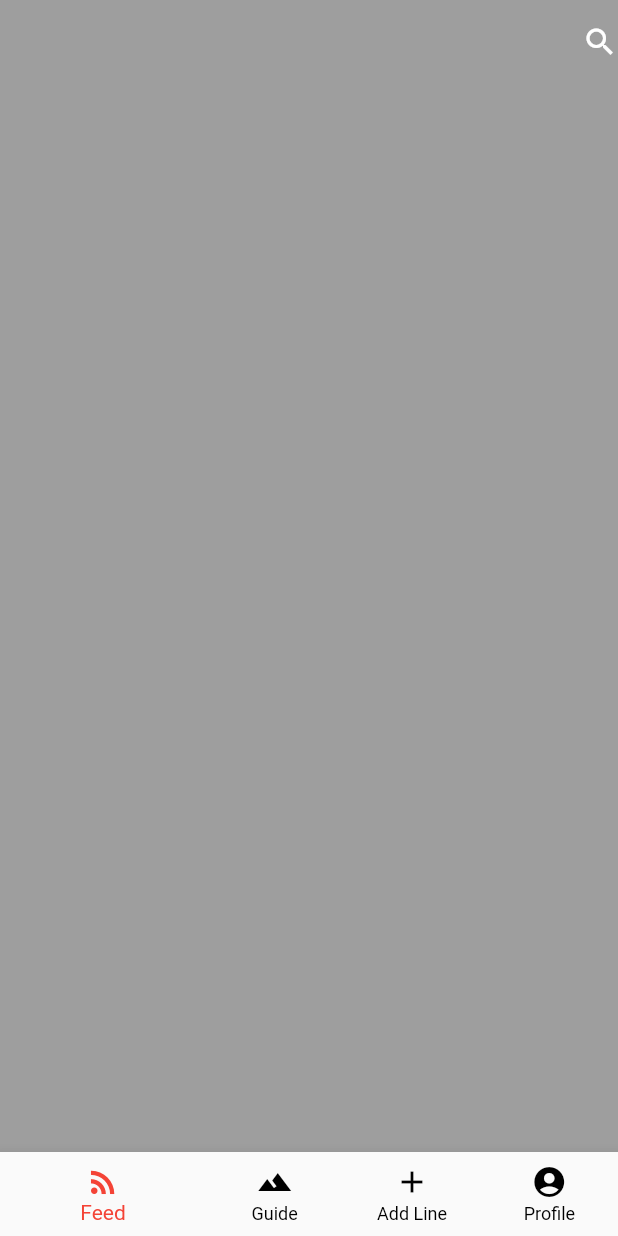
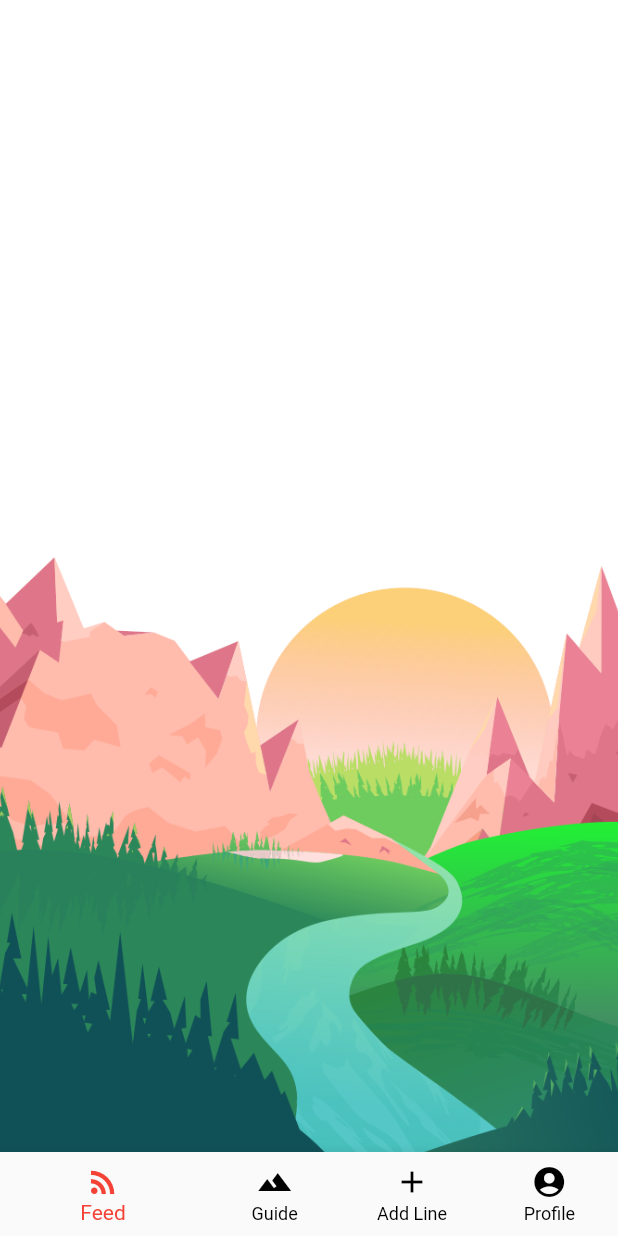
Before and after one commit to Levy787/slacker_app, a Flutter app: the GuideSelectScreen screen opened directly with empty values, on a phone screen of 412 x 824 dp. Run offline on Flutter 3.47's test engine with Material 2 defaults, Android fonts, the phone set to English and light mode, and no system bars; our stand-ins replace animated_text_kit, flutter_spinkit, rive, sqflite; accounts and stored records are empty; project files that could hold a hidden picture were left out.

Commit message:
Commit background Image

```diff
--- a/lib/classes/guide_select_helper.dart
+++ b/lib/classes/guide_select_helper.dart
@@ -4,32 +4,21 @@ import 'package:slacker/widgets/state_page.dart';
 class GuideSelectHelper {
   List<Widget> createStatePages(
       Map<String, Map<String, Map<String, List<String>>>> jsonData) {
-    //{State}, {Region}, {Area}, [Guides]
-    //"Tasmania":{
-    //  "North East":{
-    //    "Ben Lomond":[
-    //      "Flews Flutes",
-    //      "Jacob’s Ladder"
-    //    ],
-    //  },
-    //},
-    //"Victoria": {....
-    Map<String, Map<String, Map<String, List<String>>>> _jsonData = jsonData;
     List<Widget> _pageViewChildren = [];
-    int _numberOfStates = _jsonData.keys.length;
-    int _stateCounter = 1;
+    int _numberOfStates = jsonData.keys.length;
+    int i = 1;
 
-    _jsonData.forEach(
+    jsonData.forEach(
       (state, value) {
         _pageViewChildren.add(
           StatePage(
             stateName: state,
             stateData: value,
             pageCount: _numberOfStates,
-            pageNumber: _stateCounter,
+            pageNumber: i,
           ),
         );
-        _stateCounter++;
+        i++;
       },
     );
     return _pageViewChildren;
--- a/lib/screens/guide_select_screen.dart
+++ b/lib/screens/guide_select_screen.dart
@@ -16,14 +16,15 @@ class GuideSelectScreen extends StatefulWidget {
 
 class _GuideSelectScreen extends State<GuideSelectScreen> {
   @override
-  void initState() {
-    super.initState();
-    //widget.guideSelectHelper.createStatePages(widget.statesJSON);
-  }
-
-  @override
   Widget build(BuildContext context) {
-    return Scaffold(
+    return Stack(children: [
+      Image.asset(
+        'assets/images/landscape.png',
+        height: MediaQuery.of(context).size.height,
+        width: MediaQuery.of(context).size.width,
+        fit: BoxFit.cover,
+      ),
+      Scaffold(
         appBar: AppBar(
           automaticallyImplyLeading: false,
           centerTitle: true,
@@ -31,7 +32,7 @@ class _GuideSelectScreen extends State<GuideSelectScreen> {
           elevation: 0,
           actions: [Icon(Icons.search_sharp)],
         ),
-      backgroundColor: Colors.grey,
+        backgroundColor: Colors.transparent,
         body: SafeArea(
           child: PageView(
             pageSnapping: true,
@@ -48,12 +49,14 @@ class _GuideSelectScreen extends State<GuideSelectScreen> {
           },
           items: [
             BottomNavigationBarItem(icon: Icon(Icons.rss_feed), label: 'Feed'),
-          BottomNavigationBarItem(icon: Icon(Icons.landscape), label: 'Guide'),
+            BottomNavigationBarItem(
+                icon: Icon(Icons.landscape), label: 'Guide'),
             BottomNavigationBarItem(icon: Icon(Icons.add), label: 'Add Line'),
             BottomNavigationBarItem(
                 icon: Icon(Icons.account_circle), label: 'Profile'),
           ],
         ),
-    );
+      ),
+    ]);
   }
 }
--- a/pubspec.yaml
+++ b/pubspec.yaml
@@ -52,6 +52,7 @@ flutter:
 
   # To add assets to your application, add an assets section, like this:
   assets:
+    - assets/images/
     - assets/
     - assets/images/states/
     - assets/database/database.db
```
Also changed, not shown: lib/classes/state_line_info.dart (added, +11 -0 lines), lib/widgets/app_bars/sliver_image_app_bar.dart (added, +31 -0 lines), lib/widgets/state_display_card.dart (+30 -13 lines), lib/widgets/state_page.dart (+35 -31 lines), assets/images/landscape.png (added), assets/images/landscape.svg (added), assets/images/states/western_australia_state.png (renamed from assets/images/states/western_australia_wales_state.png). Lines whose indentation alone changed are shown as unchanged.
